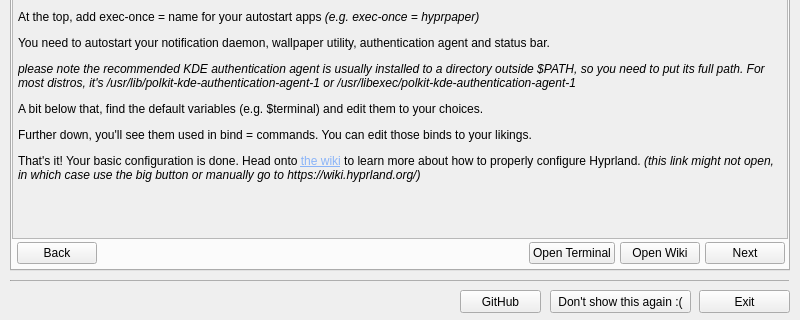
Above: chyprlandwelcome.ui from hyprwm/hyprland-welcome before the change; both pictures show x 0 to 800 and y 180 to 500 of the 800 by 500 pixel window. Below: the same form after it.
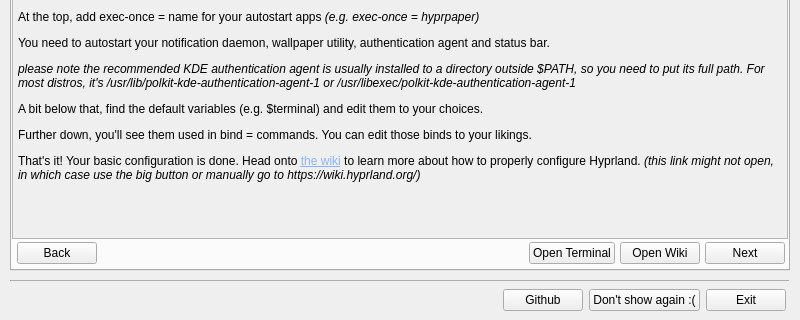
That is the form after the change. Icons and pictures are not drawn.

Commit message: use layout for bottom buttons

```diff
--- a/chyprlandwelcome.ui
+++ b/chyprlandwelcome.ui
@@ -963,72 +963,6 @@
      </widget>
     </widget>
    </widget>
-   <widget class="QPushButton" name="exitButton">
-    <property name="geometry">
-     <rect>
-      <x>699</x>
-      <y>470</y>
-      <width>91</width>
-      <height>23</height>
-     </rect>
-    </property>
-    <property name="sizePolicy">
-     <sizepolicy hsizetype="Minimum" vsizetype="Preferred">
-      <horstretch>0</horstretch>
-      <verstretch>0</verstretch>
-     </sizepolicy>
-    </property>
-    <property name="focusPolicy">
-     <enum>Qt::NoFocus</enum>
-    </property>
-    <property name="text">
-     <string>Exit</string>
-    </property>
-   </widget>
-   <widget class="QPushButton" name="dontShowAgain">
-    <property name="geometry">
-     <rect>
-      <x>550</x>
-      <y>470</y>
-      <width>141</width>
-      <height>23</height>
-     </rect>
-    </property>
-    <property name="sizePolicy">
-     <sizepolicy hsizetype="Minimum" vsizetype="Preferred">
-      <horstretch>0</horstretch>
-      <verstretch>0</verstretch>
-     </sizepolicy>
-    </property>
-    <property name="focusPolicy">
-     <enum>Qt::NoFocus</enum>
-    </property>
-    <property name="text">
-     <string>Don't show this again :(</string>
-    </property>
-   </widget>
-   <widget class="QPushButton" name="githubButton">
-    <property name="geometry">
-     <rect>
-      <x>460</x>
-      <y>470</y>
-      <width>81</width>
-      <height>23</height>
-     </rect>
-    </property>
-    <property name="sizePolicy">
-     <sizepolicy hsizetype="Preferred" vsizetype="Preferred">
-      <horstretch>0</horstretch>
-      <verstretch>0</verstretch>
-     </sizepolicy>
-    </property>
-    <property name="focusPolicy">
-     <enum>Qt::NoFocus</enum>
-    </property>
-    <property name="text">
-     <string>GitHub</string>
-    </property>
-   </widget>
    <widget class="Line" name="bottomHr">
     <property name="geometry">
      <rect>
@@ -1139,6 +1073,79 @@
      <enum>Qt::Horizontal</enum>
     </property>
    </widget>
+   <widget class="QWidget" name="horizontalLayoutWidget">
+    <property name="geometry">
+     <rect>
+      <x>10</x>
+      <y>465</y>
+      <width>781</width>
+      <height>31</height>
+     </rect>
+    </property>
+    <layout class="QHBoxLayout" name="bottomButtonsLayout">
+     <property name="leftMargin">
+      <number>5</number>
+     </property>
+     <property name="rightMargin">
+      <number>5</number>
+     </property>
+     <item>
+      <spacer name="horizontalSpacer_2">
+       <property name="orientation">
+        <enum>Qt::Horizontal</enum>
+       </property>
+       <property name="sizeHint" stdset="0">
+        <size>
+         <width>40</width>
+         <height>20</height>
+        </size>
+       </property>
+      </spacer>
+     </item>
+     <item>
+      <widget class="QPushButton" name="githubButton">
+       <property name="focusPolicy">
+        <enum>Qt::NoFocus</enum>
+       </property>
+       <property name="text">
+        <string>Github</string>
+       </property>
+      </widget>
+     </item>
+     <item>
+      <widget class="QPushButton" name="dontShowAgain">
+       <property name="sizePolicy">
+        <sizepolicy hsizetype="Minimum" vsizetype="Fixed">
+         <horstretch>0</horstretch>
+         <verstretch>0</verstretch>
+        </sizepolicy>
+       </property>
+       <property name="focusPolicy">
+        <enum>Qt::NoFocus</enum>
+       </property>
+       <property name="text">
+        <string>Don't show again :(</string>
+       </property>
+      </widget>
+     </item>
+     <item>
+      <widget class="QPushButton" name="exitButton">
+       <property name="sizePolicy">
+        <sizepolicy hsizetype="Minimum" vsizetype="Fixed">
+         <horstretch>0</horstretch>
+         <verstretch>0</verstretch>
+        </sizepolicy>
+       </property>
+       <property name="focusPolicy">
+        <enum>Qt::NoFocus</enum>
+       </property>
+       <property name="text">
+        <string>Exit</string>
+       </property>
+      </widget>
+     </item>
+    </layout>
+   </widget>
   </widget>
  </widget>
  <resources/>
```
